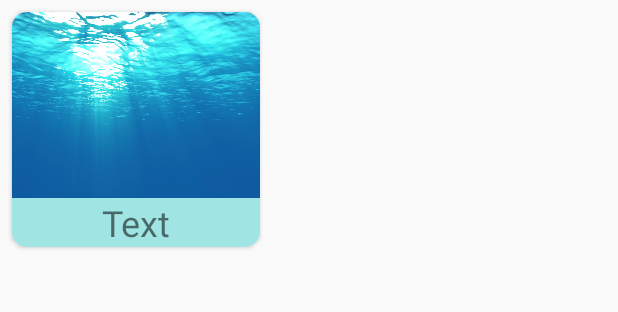
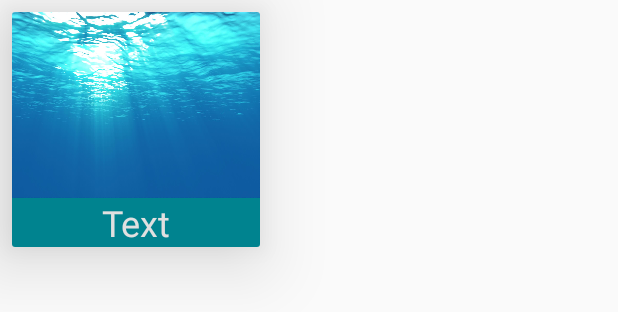
Before and after one commit to Takari17/SleepLock, an Android app: the layout recycler_view_layout.xml on its own in the app's theme, with its tools: preview values and no code run, on a phone screen of 412 x 824 dp. Shown: the top 312 px of the screen. Run offline under Robolectric (Android 15) with nearby library versions, the phone set to English and light mode, and no system bars.

Commit message:
Redesign the UI

```diff
--- a/app/src/main/java/com/example/sleeplock/data/service/MyService.kt
+++ b/app/src/main/java/com/example/sleeplock/data/service/MyService.kt
@@ -116,7 +116,7 @@ class MyService : Service() {
 
         val playIntent = getBroadcastReceiverIntent().apply {
             action = ACTION_PLAY
-            pendingPauseIntent = createPendingIntent(this)
+            pendingPlayIntent = createPendingIntent(this)
         }
 
 
--- a/app/src/main/java/com/example/sleeplock/ui/viewmodel/MainViewModel.kt
+++ b/app/src/main/java/com/example/sleeplock/ui/viewmodel/MainViewModel.kt
@@ -84,6 +84,7 @@ class MainViewModel @Inject constructor(
         compositeDisposable += itemIndex
             .subscribeBy(
                 onNext = { index ->
+                    Log.d("zwi", "Index returns: $index")
                     this.index = index
                     isSoundChosen.accept(true)
 
--- a/app/src/main/res/layout/fragment_list.xml
+++ b/app/src/main/res/layout/fragment_list.xml
@@ -6,6 +6,7 @@
         android:id="@+id/constraint_layout"
         android:layout_width="match_parent"
         android:layout_height="match_parent"
+        android:background="#424242"
         tools:context=".ui.fragments.ListFragment">
     <androidx.recyclerview.widget.RecyclerView
             android:layout_width="0dp"
--- a/app/src/main/res/layout/fragment_main.xml
+++ b/app/src/main/res/layout/fragment_main.xml
@@ -4,6 +4,8 @@
         xmlns:app="http://schemas.android.com/apk/res-auto"
         xmlns:tools="http://schemas.android.com/tools"
         android:id="@+id/main_fragment_layout"
+        android:background="#424242"
+
         android:layout_width="match_parent"
         android:layout_height="match_parent"
         tools:context=".ui.fragments.MainFragment">
@@ -16,6 +18,7 @@
             android:layout_marginTop="8dp"
             android:layout_marginEnd="8dp"
             android:layout_marginBottom="8dp"
+            android:textColor="#b0bec5"
             android:text="@string/reset_time"
             android:textSize="90sp"
             android:singleLine="true"
@@ -84,6 +87,8 @@
             android:gravity="center"
             android:text="@string/no_sound"
             android:textSize="18sp"
+            android:textColor="#b0bec5"
+
             app:layout_constraintEnd_toEndOf="@+id/cardView"
             app:layout_constraintStart_toStartOf="@+id/cardView"
             app:layout_constraintTop_toBottomOf="@+id/cardView"/>
--- a/app/src/main/res/layout/recycler_view_layout.xml
+++ b/app/src/main/res/layout/recycler_view_layout.xml
@@ -1,13 +1,15 @@
 <?xml version="1.0" encoding="utf-8"?>
-<androidx.cardview.widget.CardView xmlns:android="http://schemas.android.com/apk/res/android"
+<!--app:cardCornerRadius="10dp"-->
+
+<androidx.cardview.widget.CardView
+        xmlns:android="http://schemas.android.com/apk/res/android"
         xmlns:app="http://schemas.android.com/apk/res-auto"
         xmlns:tools="http://schemas.android.com/tools"
         android:layout_width="wrap_content"
         android:layout_height="wrap_content"
         android:layout_marginStart="8dp"
         android:layout_marginTop="8dp"
-    app:cardCornerRadius="10dp"
-    android:layout_marginLeft="8dp">
+        android:layout_marginLeft="8dp" app:cardElevation="30dp">
 
     <androidx.constraintlayout.widget.ConstraintLayout
             android:layout_width="match_parent"
@@ -26,13 +28,14 @@
                 app:layout_constraintHorizontal_bias="1.0"
                 app:layout_constraintStart_toStartOf="parent"
                 app:layout_constraintTop_toTopOf="parent"
-            tools:srcCompat="@drawable/underwater" />
+                tools:srcCompat="@drawable/underwater"/>
 
         <TextView
                 android:id="@+id/item_text"
                 android:layout_width="0dp"
                 android:layout_height="wrap_content"
-                android:background="#A0E4E4"
+                android:background="#00838f"
+                android:textColor="#e0e0e0"
                 android:gravity="center"
                 android:text="Text"
                 android:textSize="24sp"
--- a/app/src/main/res/values/styles.xml
+++ b/app/src/main/res/values/styles.xml
@@ -4,9 +4,9 @@
 
     *<style name="AppTheme" parent="Theme.AppCompat.Light.NoActionBar">
         <!-- Customize your theme here. -->
-        <item name="colorPrimary">#2FA3B1</item>
-        <item name="colorPrimaryDark">#266870</item>
-        <item name="colorAccent">#00E5FF</item>
+        <item name="colorPrimary">#00838f</item>
+        <item name="colorPrimaryDark">#006064</item>
+        <item name="colorAccent">#00acc1</item>
     </style>
 
     <style name="AppTheme.AppBarOverlay" parent="ThemeOverlay.AppCompat.Dark.ActionBar" />
```
Also changed, not shown: app/src/main/java/com/example/sleeplock/ui/fragments/MainFragment.kt (+7 -3 lines). Lines whose indentation alone changed are shown as unchanged.
